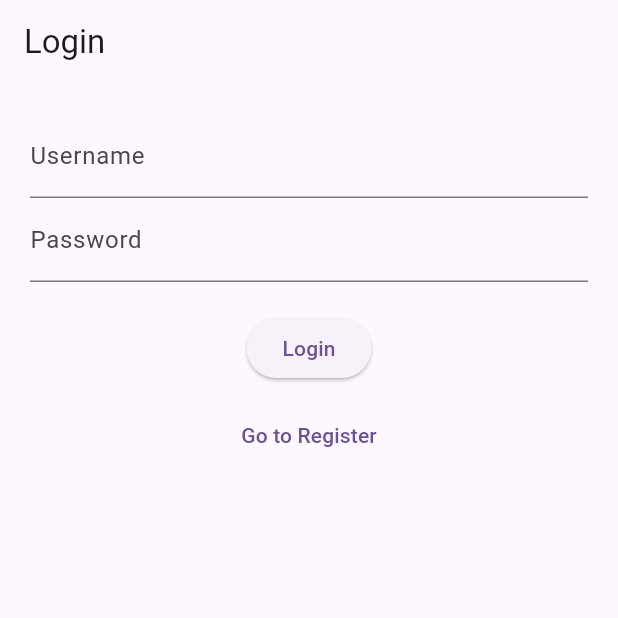
After one commit to Zzzargo/5jars, a Flutter app: the screen it shows after launch, on a phone screen of 412 x 824 dp, the top half of it. The commit adds this screen. Run offline on Flutter 3.47's test engine with Material 3 defaults, Android fonts, the phone set to English and light mode, and no system bars; our stand-ins replace decimal, go_router.

Commit message:
Learned a bit about Dart Built a basic UI, started making it responsive, will spice it up later
Signed-off-by: Vasea <zzzargoman@gmail.com>

```diff
--- /dev/null
+++ b/flutter_frontend/lib/screens/login/login_common.dart
@@ -0,0 +1,100 @@
+import 'package:flutter/material.dart';
+import 'package:go_router/go_router.dart';
+import '../../services/api.dart';
+
+class LoginForm extends StatefulWidget {
+  // Constructor
+  const LoginForm({super.key, required this.isDesktop});
+
+  // Indicates if the layout is for desktop
+  final bool isDesktop;
+
+  // Stateful widget => define how the state is created
+  @override
+  State<LoginForm> createState() => _LoginFormState();
+}
+
+// Private state class for LoginForm (available only within this file)
+class _LoginFormState extends State<LoginForm> {
+  // Controllers to catch form text input
+  final _usernameController = TextEditingController();
+  final _passwordController = TextEditingController();
+  bool isLoading = false;
+
+  // Dispose controllers when the widget is removed from the widget tree
+  @override
+  void dispose() {
+    _usernameController.dispose();
+    _passwordController.dispose();
+    super.dispose();
+  }
+
+  /// Async function to send a login request and update the state accordingly
+  ///
+  /// Private method of the login screen state class
+  Future<void> _handleLogin() async {
+    final username = _usernameController.text.trim();
+    final password = _passwordController.text;
+    if (username.isEmpty || password.isEmpty) {
+      ScaffoldMessenger.of(
+        context,
+      ).showSnackBar(const SnackBar(content: Text('Please fill all fields')));
+      return;
+    }
+
+    setState(() => isLoading = true); // Set placeholders
+    final response = await BackendAPI.loginUser(
+      username: username,
+      password: password,
+    );
+    if (!mounted) return; // Safety check
+    setState(() => isLoading = false); // Replace placeholders with real data
+
+    if (response['success'] == true) {
+      context.go('/dashboard');
+    } else {
+      final errorMsg = response['error'] ?? 'Login failed';
+      ScaffoldMessenger.of(
+        context,
+      ).showSnackBar(SnackBar(content: Text(errorMsg)));
+    }
+  }
+
+  // Build method
+  @override
+  Widget build(BuildContext context) {
+    return Column(
+      children: [
+        TextField(
+          controller: _usernameController,
+          decoration: const InputDecoration(labelText: 'Username'),
+        ),
+        TextField(
+          controller: _passwordController,
+          decoration: const InputDecoration(labelText: 'Password'),
+          obscureText: true,
+          obscuringCharacter: '*',
+        ),
+        const SizedBox(height: 20),
+        ElevatedButton(
+          onPressed: isLoading ? null : _handleLogin,
+          child: isLoading
+              ? const SizedBox(
+                  width: 20,
+                  height: 20,
+                  child: CircularProgressIndicator(
+                    strokeWidth: 3,
+                    valueColor: AlwaysStoppedAnimation<Color>(Colors.white),
+                  ),
+                )
+              : const Text('Login'),
+        ),
+        const SizedBox(height: 10),
+        TextButton(
+          onPressed: () => context.go('/register'),
+          child: const Text('Go to Register'),
+        ),
+      ],
+    );
+  }
+}
--- /dev/null
+++ b/flutter_frontend/lib/screens/login/login_mobile.dart
@@ -0,0 +1,19 @@
+import 'package:flutter/material.dart';
+import 'login_common.dart';
+
+class LoginMobile extends StatelessWidget {
+  // Constructor
+  const LoginMobile({super.key});
+
+  // Build method
+  @override
+  Widget build(BuildContext context) {
+    return Scaffold(
+      appBar: AppBar(title: const Text('Login')),
+      body: const Padding(
+        padding: EdgeInsets.all(20),
+        child: SingleChildScrollView(child: LoginForm(isDesktop: false)),
+      ),
+    );
+  }
+}
--- /dev/null
+++ b/flutter_frontend/lib/screens/login/login_screen.dart
@@ -0,0 +1,24 @@
+import 'package:flutter/foundation.dart'
+    show defaultTargetPlatform, TargetPlatform;
+import 'package:flutter/material.dart';
+import 'login_mobile.dart';
+import 'login_desktop.dart';
+
+class LoginScreen extends StatelessWidget {
+  // Constructor
+  const LoginScreen({super.key});
+
+  // Platform indicator with its getter
+  bool get _isDesktop {
+    final platform = defaultTargetPlatform;
+    return platform == TargetPlatform.macOS ||
+        platform == TargetPlatform.windows ||
+        platform == TargetPlatform.linux;
+  }
+
+  // Build method - decides which layout to use
+  @override
+  Widget build(BuildContext context) {
+    return _isDesktop ? const LoginDesktop() : const LoginMobile();
+  }
+}
--- a/flutter_frontend/pubspec.yaml
+++ b/flutter_frontend/pubspec.yaml
@@ -22,6 +22,7 @@ dependencies:
   http: ^1.5.0
   decimal: ^3.2.4
   go_router: ^16.2.4
+  logging: ^1.3.0
 
   cupertino_icons: ^1.0.8
 
```
Also changed, not shown: flutter_frontend/lib/main.dart (+5 -4 lines), flutter_frontend/lib/screens/login/login_desktop.dart (added, +25 -0 lines), flutter_frontend/lib/screens/login_screen.dart (deleted, +0 -94 lines), flutter_frontend/lib/screens/register/register_screen.dart (renamed from flutter_frontend/lib/screens/register_screen.dart, +14 -8 lines), flutter_frontend/lib/services/api.dart (+39 -30 lines), flutter_frontend/lib/screens/dashboard/dashboard_screen.dart (renamed from flutter_frontend/lib/screens/dashboard_screen.dart), flutter_frontend/pubspec.lock.
